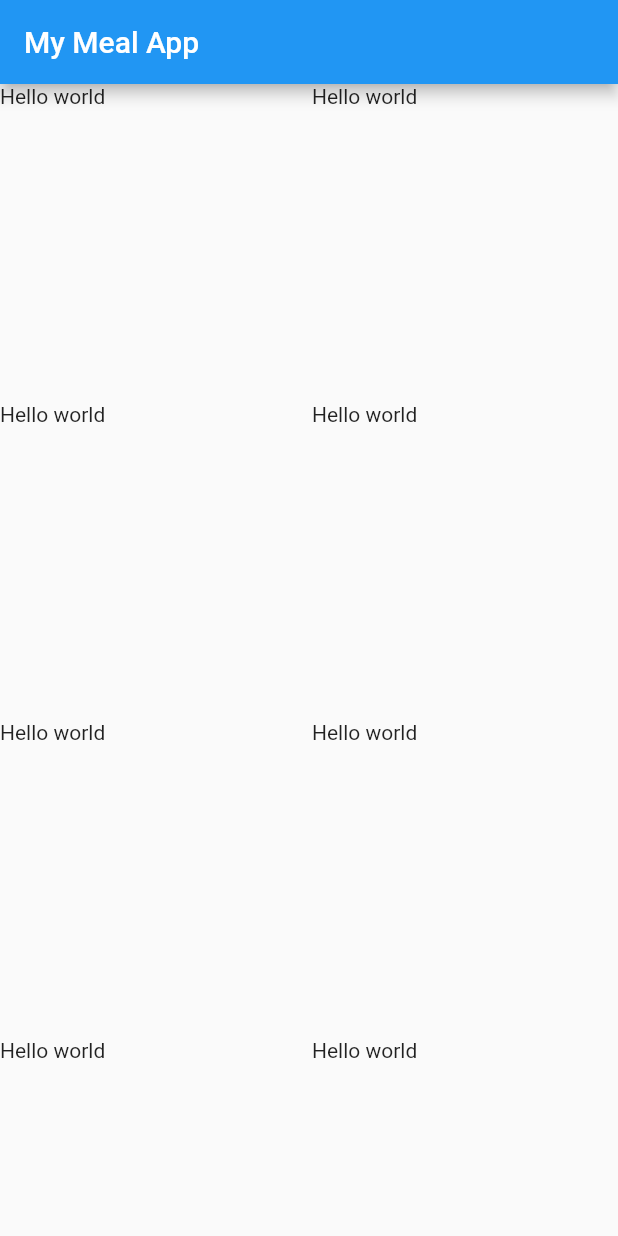
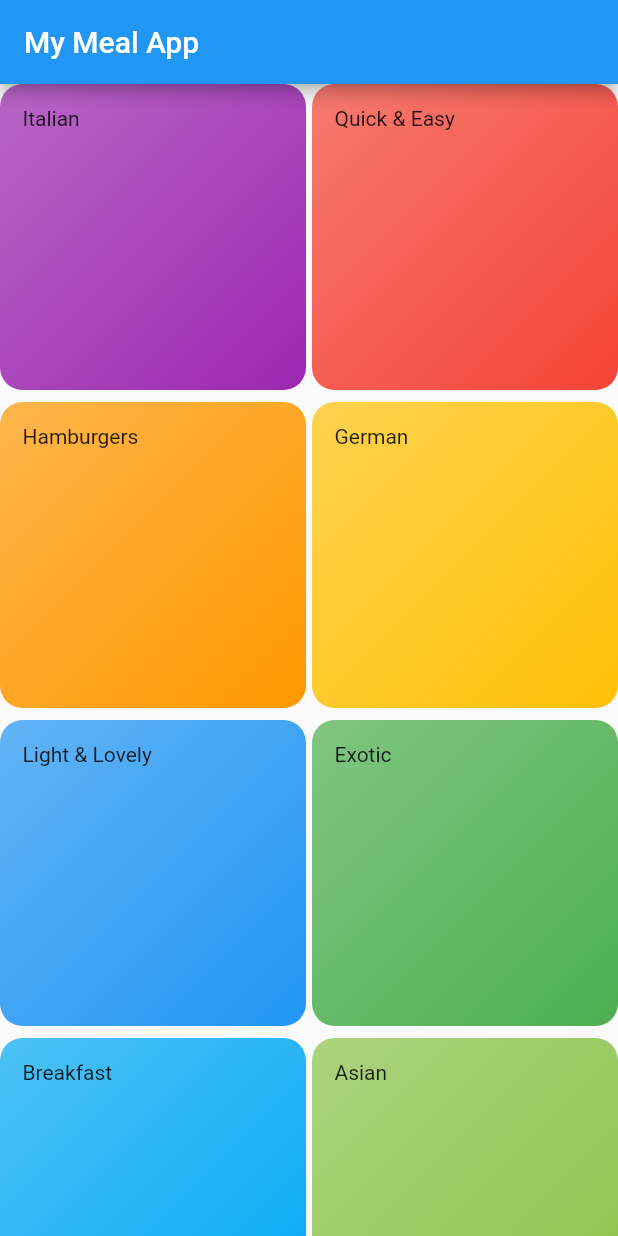
Before and after one commit to sachin96Boy/meal-appliction, a Flutter app: the screen it shows after launch, on a phone screen of 412 x 824 dp. Run offline on Flutter 3.47's test engine with Material 2 defaults, Android fonts, the phone set to English and light mode, and no system bars.

Commit message:
chor: category item init and categor screen update

```diff
--- a/lib/data/dummy_data.dart
+++ b/lib/data/dummy_data.dart
@@ -2,7 +2,7 @@ import 'package:flutter/material.dart';
 
 import '../models/category.dart';
 
-final List<Category> dummyCategories = [
+const List<Category> dummyCategories = [
   Category(
     id: 'c1',
     title: 'Italian',
--- a/lib/models/category.dart
+++ b/lib/models/category.dart
@@ -5,7 +5,7 @@ class Category {
   final String title;
   final Color color;
 
-  Category({
+  const Category({
     required this.id,
     required this.title,
     this.color = Colors.orange,
--- a/lib/screens/categoreies_scren.dart
+++ b/lib/screens/categoreies_scren.dart
@@ -2,6 +2,7 @@ import 'package:flutter/material.dart';
 import 'package:flutter/src/widgets/framework.dart';
 import 'package:flutter/src/widgets/placeholder.dart';
 import 'package:meal_app/data/dummy_data.dart';
+import 'package:meal_app/widgets/category_item.dart';
 
 class CategoriesScreen extends StatelessWidget {
   const CategoriesScreen({super.key});
@@ -17,7 +18,11 @@ class CategoriesScreen extends StatelessWidget {
       // ),
       children: List.generate(
         dummyCategories.length,
-        (index) => const Text('Hello world'),
+        (index) => CategoryItem(
+          // key: LocalKey(index),
+          color: dummyCategories[index].color,
+          title: dummyCategories[index].title,
+        ),
       ),
     );
   }
--- /dev/null
+++ b/lib/widgets/category_item.dart
@@ -0,0 +1,27 @@
+import 'package:flutter/material.dart';
+
+class CategoryItem extends StatelessWidget {
+  final String title;
+  final Color color;
+
+  const CategoryItem({super.key, required this.title, required this.color});
+
+  @override
+  Widget build(BuildContext context) {
+    return Container(
+      padding: const EdgeInsets.all(15.0),
+      decoration: BoxDecoration(
+        gradient: LinearGradient(
+          colors: [
+            color.withOpacity(0.7),
+            color,
+          ],
+          begin: Alignment.topLeft,
+          end: Alignment.bottomRight,
+        ),
+        borderRadius: BorderRadius.circular(15.0),
+      ),
+      child: Text(title),
+    );
+  }
+}
```
